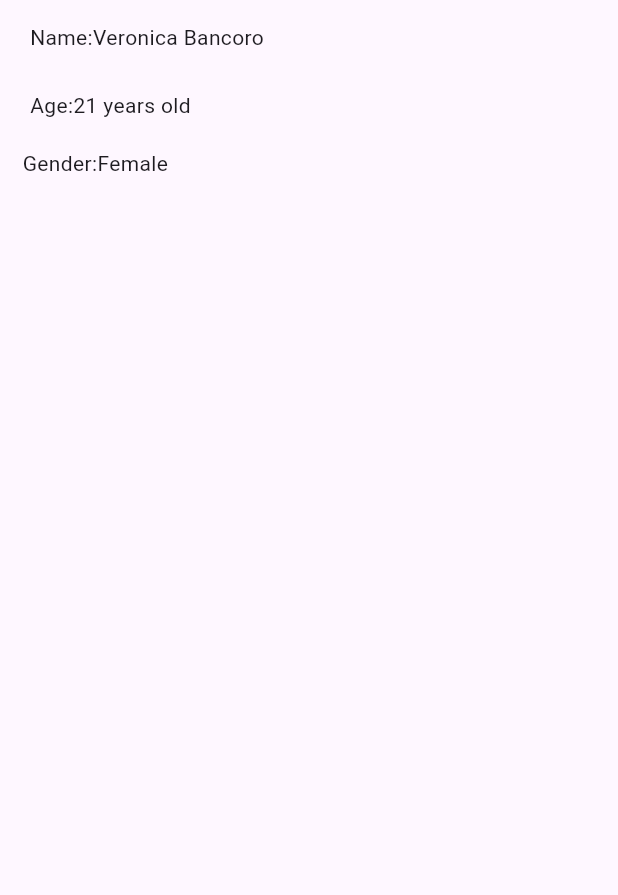
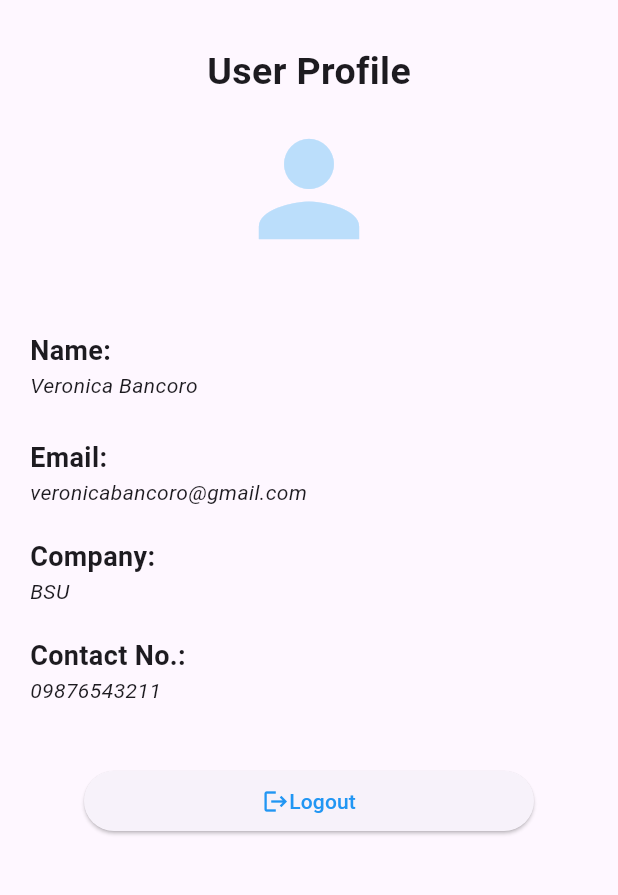
Before and after one commit to ronveee/Swim-Journal1, a Flutter app: the screen it shows after launch, on a phone screen of 412 x 824 dp, the part 84-979 px from its top. Run offline on Flutter 3.47's test engine with Material 3 defaults, Android fonts, the light colour scheme and no system bars.

Commit message:
UI Layout1

```diff
--- a/lib/main.dart
+++ b/lib/main.dart
@@ -2,47 +2,140 @@ import 'package:flutter/material.dart';
 
 void main() {
   runApp(MaterialApp(
-    home: Scaffold(
+    home: Profile ()
+  ));
+}
+
+class Profile extends StatelessWidget{
+  const Profile({super.key});
+
+  @override
+  Widget build(BuildContext context){
+    return Scaffold(
       appBar: AppBar(
         title: Text('Swim Journal'),
         backgroundColor: Colors.blue[200],
       ) ,
       body: Column(
+        crossAxisAlignment: CrossAxisAlignment.start,
+        mainAxisAlignment: MainAxisAlignment.start,
         children: [
           Container(
-            margin:EdgeInsets.all(10),
-            padding:EdgeInsets.symmetric(vertical:5, horizontal: 10),
-            child: Row (
-                children: [
-                  Text('Name:'),
-                  Text('Veronica Bancoro'),
-                ]
+            margin: EdgeInsets.symmetric(vertical: 30),
+            child: Column(
+              mainAxisSize: MainAxisSize.min,
+              children: [
+                Center(
+                  child: Text(
+                    'User Profile',
+                    style: TextStyle(fontSize: 25, fontWeight: FontWeight.bold),
+                  ),
+                ),
+                SizedBox(height: 10), // Optional spacing between text and icon
+                Center(
+                  child: Icon(
+                    Icons.person,
+                    size: 100,
+                    color: Colors.blue[100],
+                  ),
+                ),
+              ],
+            ),
+          ),
+
+          Container(
+            margin: EdgeInsets.all(10),
+            padding: EdgeInsets.symmetric(vertical: 5, horizontal: 10),
+            child: Column(
+              crossAxisAlignment: CrossAxisAlignment.start,
+              children: [
+                Text(
+                  'Name:',
+                  style: TextStyle(
+                      fontWeight: FontWeight.bold,
+                      fontSize: 18
+                  ),
+                ),
+                Text('Veronica Bancoro',
+                  style: TextStyle(fontStyle: FontStyle.italic),),
+              ],
             ),
           ),
           Container(
-            margin:EdgeInsets.symmetric(vertical:5, horizontal: 10),
-            padding:EdgeInsets.symmetric(vertical:5, horizontal: 10),
-            child: Row (
-                children: [
-                  Text('Age:'),
-                  Text('21 years old'),
-                ]
+            margin: EdgeInsets.symmetric(vertical: 5, horizontal: 10),
+            padding: EdgeInsets.symmetric(vertical: 5, horizontal: 10),
+            child: Column(
+              crossAxisAlignment: CrossAxisAlignment.start,
+              children: [
+                Text(
+                  'Email:',
+                  style: TextStyle(
+                      fontWeight: FontWeight.bold,
+                      fontSize: 18
+                  ),
+                ),
+                Text('veronicabancoro@gmail.com',
+                  style: TextStyle(fontStyle: FontStyle.italic),),
+              ],
             ),
           ),
           Container(
-            margin:EdgeInsets.fromLTRB(5, 4, 3, 2),
-            padding:EdgeInsets.symmetric(vertical:5, horizontal: 10),
-            child: Row (
-                children: [
-                  Text('Gender:'),
-                  Text('Female'),
-                ]
+            margin: EdgeInsets.symmetric(vertical: 5, horizontal: 10),
+            padding: EdgeInsets.symmetric(vertical: 5, horizontal: 10),
+            child: Column(
+              crossAxisAlignment: CrossAxisAlignment.start,
+              children: [
+                Text(
+                  'Company:',
+                  style: TextStyle(
+                      fontWeight: FontWeight.bold,
+                      fontSize: 18
+                  ),
+                ),
+                Text('BSU',
+                  style: TextStyle(fontStyle: FontStyle.italic),),
+              ],
             ),
           ),
+          Container(
+            margin: EdgeInsets.symmetric(vertical: 5, horizontal: 10),
+            padding: EdgeInsets.symmetric(vertical: 5, horizontal: 10),
+            child: Column(
+              crossAxisAlignment: CrossAxisAlignment.start,
+              children: [
+                Text(
+                  'Contact No.:',
+                  style: TextStyle(
+                      fontWeight: FontWeight.bold,
+                      fontSize: 18
+                  ),
+                ),
+                Text('09876543211',
+                  style: TextStyle(fontStyle: FontStyle.italic),),
+              ],
+            ),
+          ),
+           Center(
+            child: Container(
+              width: 300,
+              margin: EdgeInsets.symmetric(vertical: 30),
+                  child:
+                  ElevatedButton(onPressed: (){},
+                    child: Row (
+                      mainAxisAlignment: MainAxisAlignment.center,
+                      children: [
+                        Icon(Icons.logout, color: Colors.blue),
+                        Text ('Logout',
+                          style: TextStyle(color: Colors.blue)),
+                      ],
+                    )
+                  ),
+              ),
+            ),
+
         ],
       ),
 
-
-    ),
-  ));
+    );
+  }
 }
```
